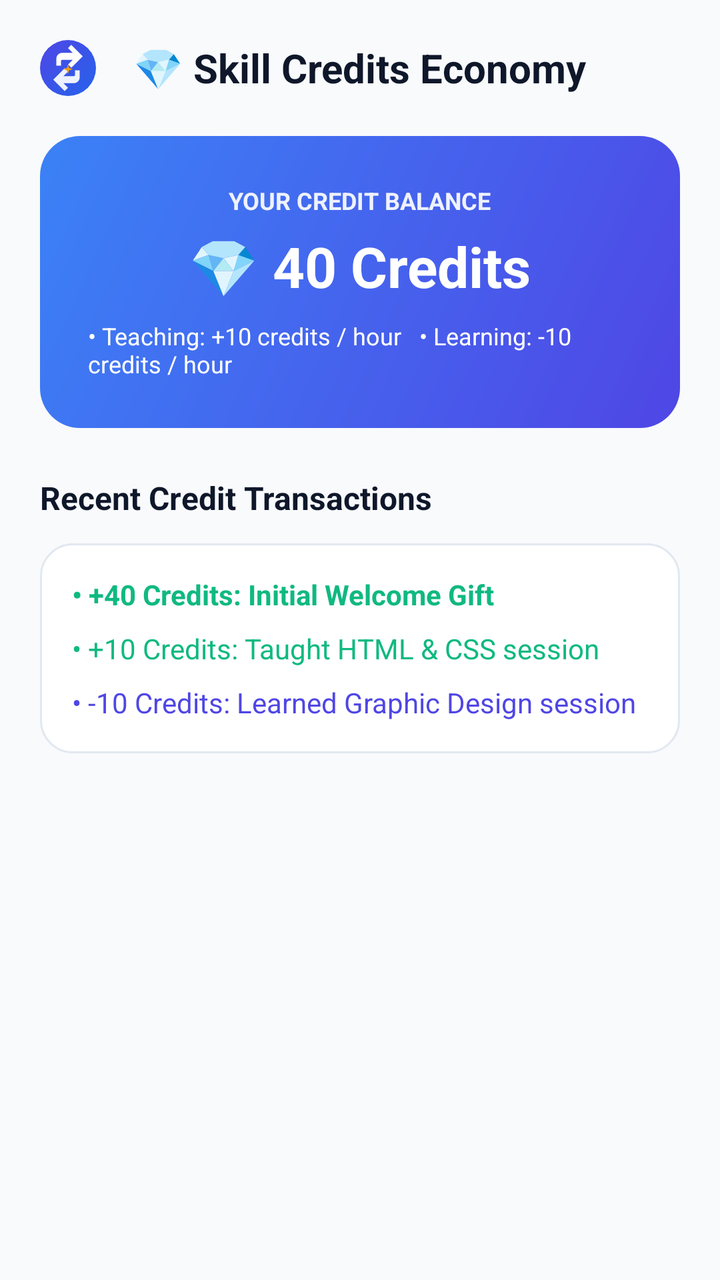
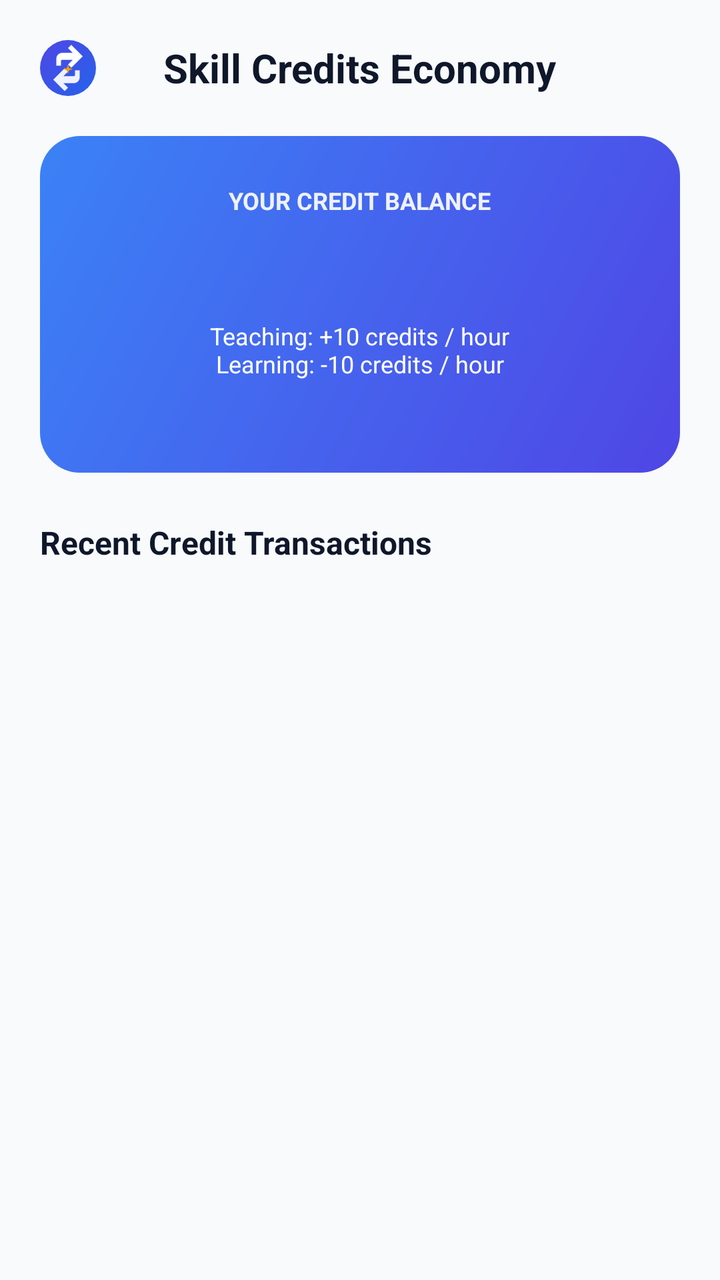

Two renders of the same Android screen: before a commit and after it. Below are the layout's source before the change and the commit's diff.
<!-- AndroidManifest.xml: application theme Theme.SkillBarter -->
<!-- res/layout/activity_credits.xml -->
<?xml version="1.0" encoding="utf-8"?>
<LinearLayout xmlns:android="http://schemas.android.com/apk/res/android"
    android:layout_width="match_parent"
    android:layout_height="match_parent"
    android:background="@color/bg_light"
    android:orientation="vertical"
    android:padding="20dp">

    
    <RelativeLayout
        android:layout_width="match_parent"
        android:layout_height="wrap_content">

        <ImageView
            android:id="@+id/ivBack"
            android:layout_width="28dp"
            android:layout_height="28dp"
            android:layout_alignParentStart="true"
            android:layout_centerVertical="true"
            android:src="@drawable/ic_logo" />

        <TextView
            android:layout_width="wrap_content"
            android:layout_height="wrap_content"
            android:layout_centerInParent="true"
            android:text="💎 Skill Credits Economy"
            android:textColor="@color/text_primary"
            android:textSize="20sp"
            android:textStyle="bold" />

    </RelativeLayout>

    
    <LinearLayout
        android:layout_width="match_parent"
        android:layout_height="wrap_content"
        android:layout_marginTop="20dp"
        android:background="@drawable/bg_hero_banner"
        android:gravity="center"
        android:orientation="vertical"
        android:padding="24dp">

        <TextView
            android:layout_width="wrap_content"
            android:layout_height="wrap_content"
            android:text="YOUR CREDIT BALANCE"
            android:textColor="@color/primary_light"
            android:textSize="12sp"
            android:textStyle="bold" />

        <TextView
            android:id="@+id/tvBalance"
            android:layout_width="wrap_content"
            android:layout_height="wrap_content"
            android:layout_marginTop="6dp"
            android:text="💎 40 Credits"
            android:textColor="@color/white"
            android:textSize="28sp"
            android:textStyle="bold" />

        <TextView
            android:layout_width="wrap_content"
            android:layout_height="wrap_content"
            android:layout_marginTop="8dp"
            android:text="• Teaching: +10 credits / hour   • Learning: -10 credits / hour"
            android:textColor="@color/white"
            android:textSize="12sp" />

    </LinearLayout>

    
    <TextView
        android:layout_width="wrap_content"
        android:layout_height="wrap_content"
        android:layout_marginTop="24dp"
        android:text="Recent Credit Transactions"
        android:textColor="@color/text_primary"
        android:textSize="16sp"
        android:textStyle="bold" />

    <LinearLayout
        android:layout_width="match_parent"
        android:layout_height="wrap_content"
        android:layout_marginTop="12dp"
        android:background="@drawable/bg_rounded_card"
        android:orientation="vertical"
        android:padding="16dp">

        <TextView
            android:layout_width="wrap_content"
            android:layout_height="wrap_content"
            android:text="• +40 Credits: Initial Welcome Gift"
            android:textColor="@color/accent_green"
            android:textSize="14sp"
            android:textStyle="bold" />

        <TextView
            android:layout_width="wrap_content"
            android:layout_height="wrap_content"
            android:layout_marginTop="8dp"
            android:text="• +10 Credits: Taught HTML &amp; CSS session"
            android:textColor="@color/accent_green"
            android:textSize="14sp" />

        <TextView
            android:layout_width="wrap_content"
            android:layout_height="wrap_content"
            android:layout_marginTop="8dp"
            android:text="• -10 Credits: Learned Graphic Design session"
            android:textColor="@color/primary"
            android:textSize="14sp" />

    </LinearLayout>

</LinearLayout>
<!-- resources referenced by this layout -->
<resources>
  <color name="accent_green">#10B981</color>
  <color name="bg_light">#F8FAFC</color>
  <color name="primary">#4F46E5</color>
  <color name="primary_light">#EEF2FF</color>
  <color name="text_primary">#0F172A</color>
  <color name="white">#FFFFFF</color>
  <!-- drawable bg_hero_banner (drawable) -->
  <?xml version="1.0" encoding="utf-8"?>
  <shape xmlns:android="http://schemas.android.com/apk/res/android"
      android:shape="rectangle">
      <gradient
          android:startColor="#4F46E5"
          android:endColor="#3B82F6"
          android:angle="135" />
      <corners android:radius="20dp" />
  </shape>
  <!-- drawable bg_rounded_card (drawable) -->
  <?xml version="1.0" encoding="utf-8"?>
  <shape xmlns:android="http://schemas.android.com/apk/res/android"
      android:shape="rectangle">
      <solid android:color="@color/surface_white" />
      <corners android:radius="16dp" />
      <stroke android:width="1dp" android:color="@color/divider_color" />
  </shape>
  <!-- drawable ic_logo (drawable) -->
  <vector xmlns:android="http://schemas.android.com/apk/res/android"
      xmlns:aapt="http://schemas.android.com/aapt"
      android:width="96dp"
      android:height="96dp"
      android:viewportWidth="96"
      android:viewportHeight="96">
  
    
    <path
        android:pathData="M48,0A48,48 0,1 1,0,48 48,48 0,0 1,48,0Z">
      <aapt:attr name="android:fillColor">
        <gradient
            android:startX="0"
            android:startY="0"
            android:endX="96"
            android:endY="96"
            android:type="linear">
          <item android:offset="0.0" android:color="#4F46E5"/>
          <item android:offset="1.0" android:color="#2563EB"/>
        </gradient>
      </aapt:attr>
    </path>
  
    
    <path
        android:fillColor="#FFFFFF"
        android:pathData="M28,32 C28,26.477 32.477,22 38,22 L56,22 L48,14 L53.657,8.343 L73.314,28 L53.657,47.657 L48,42 L56,34 L38,34 C36.895,34 36,34.895 36,36 L36,44 L28,44 L28,32 Z"/>
  
    
    <path
        android:fillColor="#EEF2FF"
        android:pathData="M68,64 C68,69.523 63.523,74 58,74 L40,74 L48,82 L42.343,87.657 L22.686,68 L42.343,48.343 L48,54 L40,62 L58,62 C59.105,62 60,61.105 60,60 L60,52 L68,52 L68,64 Z"/>
  
    
    <path
        android:fillColor="#F59E0B"
        android:pathData="M48,42 L50,48 L56,50 L50,52 L48,58 L46,52 L40,50 L46,48 Z"/>
  
  </vector>
  <style name="Theme.SkillBarter" parent="Base.Theme.SkillBarter" />
  <color name="surface_white">#FFFFFF</color>
  <color name="divider_color">#E2E8F0</color>
  <style name="Base.Theme.SkillBarter" parent="Theme.Material3.DayNight.NoActionBar">
          <item name="colorPrimary">@color/primary</item>
          <item name="colorOnPrimary">@color/white</item>
          <item name="colorPrimaryContainer">@color/primary_light</item>
          <item name="colorOnPrimaryContainer">@color/primary</item>
          <item name="android:colorBackground">@color/bg_light</item>
          <item name="colorSurface">@color/surface_white</item>
          <item name="colorOnSurface">@color/text_primary</item>
          <item name="colorOnSurfaceVariant">@color/text_secondary</item>
          <item name="android:statusBarColor">@color/bg_light</item>
          <item name="android:windowLightStatusBar">true</item>
      </style>
  <color name="text_secondary">#64748B</color>
</resources>

<!-- the commit's change to res/layout/activity_credits.xml (unified diff, before → after) -->
@@ -17,13 +17,14 @@
             android:layout_height="28dp"
             android:layout_alignParentStart="true"
             android:layout_centerVertical="true"
+            android:contentDescription="@string/credits_title"
             android:src="@drawable/ic_logo" />
 
         <TextView
             android:layout_width="wrap_content"
             android:layout_height="wrap_content"
             android:layout_centerInParent="true"
-            android:text="💎 Skill Credits Economy"
+            android:text="@string/credits_title"
             android:textColor="@color/text_primary"
             android:textSize="20sp"
             android:textStyle="bold" />
@@ -43,7 +44,7 @@
         <TextView
             android:layout_width="wrap_content"
             android:layout_height="wrap_content"
-            android:text="YOUR CREDIT BALANCE"
+            android:text="@string/credits_balance_label"
             android:textColor="@color/primary_light"
             android:textSize="12sp"
             android:textStyle="bold" />
@@ -53,7 +54,6 @@
             android:layout_width="wrap_content"
             android:layout_height="wrap_content"
             android:layout_marginTop="6dp"
-            android:text="💎 40 Credits"
             android:textColor="@color/white"
             android:textSize="28sp"
             android:textStyle="bold" />
@@ -62,8 +62,18 @@
             android:layout_width="wrap_content"
             android:layout_height="wrap_content"
             android:layout_marginTop="8dp"
-            android:text="• Teaching: +10 credits / hour   • Learning: -10 credits / hour"
+            android:gravity="center"
+            android:text="@string/credits_rates"
             android:textColor="@color/white"
+            android:textSize="12sp" />
+
+        <TextView
+            android:id="@+id/tvTotals"
+            android:layout_width="wrap_content"
+            android:layout_height="wrap_content"
+            android:layout_marginTop="6dp"
+            android:gravity="center"
+            android:textColor="@color/primary_light"
             android:textSize="12sp" />
 
     </LinearLayout>
@@ -73,43 +83,27 @@
         android:layout_width="wrap_content"
         android:layout_height="wrap_content"
         android:layout_marginTop="24dp"
-        android:text="Recent Credit Transactions"
+        android:text="@string/credits_history_title"
         android:textColor="@color/text_primary"
         android:textSize="16sp"
         android:textStyle="bold" />
 
-    <LinearLayout
+    <TextView
+        android:id="@+id/tvEmpty"
         android:layout_width="match_parent"
         android:layout_height="wrap_content"
+        android:layout_marginTop="24dp"
+        android:gravity="center"
+        android:text="@string/credits_empty"
+        android:textColor="@color/text_secondary"
+        android:textSize="14sp"
+        android:visibility="gone" />
+
+    <androidx.recyclerview.widget.RecyclerView
+        android:id="@+id/rvTransactions"
+        android:layout_width="match_parent"
+        android:layout_height="0dp"
         android:layout_marginTop="12dp"
-        android:background="@drawable/bg_rounded_card"
-        android:orientation="vertical"
-        android:padding="16dp">
-
-        <TextView
-            android:layout_width="wrap_content"
-            android:layout_height="wrap_content"
-            android:text="• +40 Credits: Initial Welcome Gift"
-            android:textColor="@color/accent_green"
-            android:textSize="14sp"
-            android:textStyle="bold" />
-
-        <TextView
-            android:layout_width="wrap_content"
-            android:layout_height="wrap_content"
-            android:layout_marginTop="8dp"
-            android:text="• +10 Credits: Taught HTML &amp; CSS session"
-            android:textColor="@color/accent_green"
-            android:textSize="14sp" />
-
-        <TextView
-            android:layout_width="wrap_content"
-            android:layout_height="wrap_content"
-            android:layout_marginTop="8dp"
-            android:text="• -10 Credits: Learned Graphic Design session"
-            android:textColor="@color/primary"
-            android:textSize="14sp" />
-
-    </LinearLayout>
+        android:layout_weight="1" />
 
 </LinearLayout>
<!-- resource entries referenced after the edit -->
@@ -1,6 +1,5 @@
 <!-- resources referenced by this layout -->
 <resources>
-  <color name="accent_green">#10B981</color>
   <color name="bg_light">#F8FAFC</color>
   <color name="primary">#4F46E5</color>
   <color name="primary_light">#EEF2FF</color>
@@ -15,14 +14,6 @@
           android:endColor="#3B82F6"
           android:angle="135" />
       <corners android:radius="20dp" />
-  </shape>
-  <!-- drawable bg_rounded_card (drawable) -->
-  <?xml version="1.0" encoding="utf-8"?>
-  <shape xmlns:android="http://schemas.android.com/apk/res/android"
-      android:shape="rectangle">
-      <solid android:color="@color/surface_white" />
-      <corners android:radius="16dp" />
-      <stroke android:width="1dp" android:color="@color/divider_color" />
   </shape>
   <!-- drawable ic_logo (drawable) -->
   <vector xmlns:android="http://schemas.android.com/apk/res/android"
@@ -64,9 +55,13 @@
         android:pathData="M48,42 L50,48 L56,50 L50,52 L48,58 L46,52 L40,50 L46,48 Z"/>
   
   </vector>
+  <string name="credits_balance_label">YOUR CREDIT BALANCE</string>
+  <string name="credits_empty">No credit activity yet.\nTeach a skill to earn credits, or learn one to spend them.</string>
+  <string name="credits_history_title">Recent Credit Transactions</string>
+  <string name="credits_rates">Teaching: +10 credits / hour\nLearning: -10 credits / hour</string>
+  <string name="credits_title">Skill Credits Economy</string>
   <style name="Theme.SkillBarter" parent="Base.Theme.SkillBarter" />
   <color name="surface_white">#FFFFFF</color>
-  <color name="divider_color">#E2E8F0</color>
   <style name="Base.Theme.SkillBarter" parent="Theme.Material3.DayNight.NoActionBar">
           <item name="colorPrimary">@color/primary</item>
           <item name="colorOnPrimary">@color/white</item>
